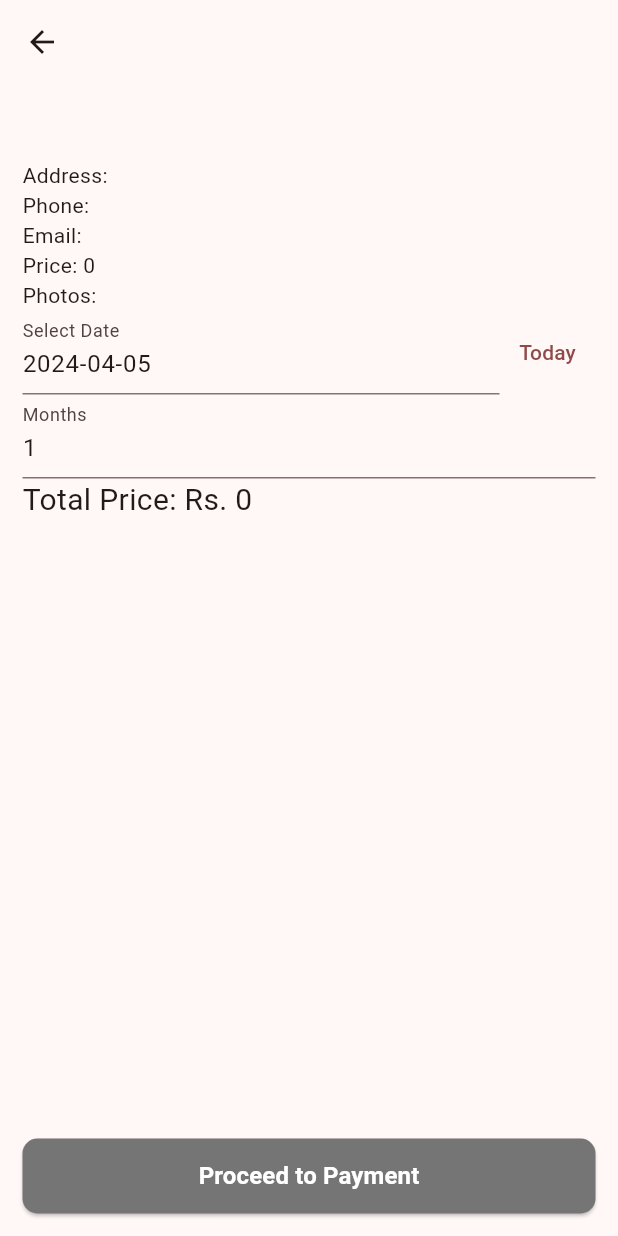
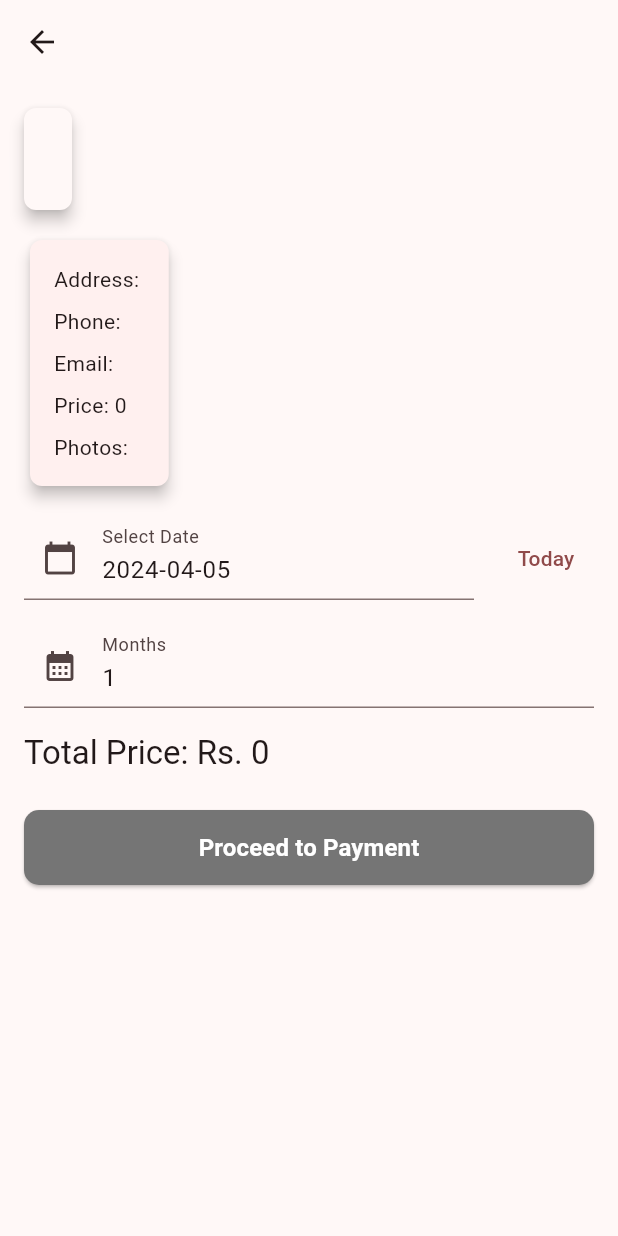
Before and after one commit to habray-99/fyp, a Flutter app: the GymDetailPage screen opened directly with empty values, on a phone screen of 412 x 824 dp. Run offline on Flutter 3.47's test engine with Material 3 defaults, Android fonts, the phone set to English and light mode, and no system bars; our stand-ins replace cached_network_image, flutter_signin_button, flutter_svg, get, get_storage, image_picker; missing offline and left inert: esewa_flutter_sdk, khalti_flutter, simple_fontellico_progress_dialog; accounts and stored records are empty; network calls fail; Roboto replaces fonts that are missing (WorkSans).

```diff
--- a/lib/views/dashboard/gym_detail_page.dart
+++ b/lib/views/dashboard/gym_detail_page.dart
@@ -1,8 +1,124 @@
+// import 'package:flutter/material.dart';
+// import 'package:fyp/controller/dashboard/gym_detail_controller.dart';
+// import 'package:fyp/views/dashboard/payments_option_page.dart';
+// import 'package:fyp/widgets/custom/custom_elevated_button.dart';
+// // import 'package:fyp/model/gyms.dart'; // Make sure to import your Gyms model
+// import 'package:get/get.dart';
+// import 'package:intl/intl.dart';
+
+// import '../../controller/dashboard/home_controller.dart';
+// import '../../model/gym_detail.dart';
+
+// class GymDetailPage extends StatelessWidget {
+//   final Gyms gym;
+
+// //   DateTime _selectedDate = DateTime.now();
+// //  int _months = 1;
+
+//   GymDetailPage({super.key, required this.gym});
+
+//   final c = Get.put(HomeScreenController());
+//   final controller = Get.put(GymDetailPageController());
+
+//   @override
+//   Widget build(BuildContext context) {
+//     return Scaffold(
+//       appBar: AppBar(
+//         title: Text(gym.gymName ?? 'Gym Details'),
+//       ),
+//       body: SafeArea(
+//         child: Padding(
+//           padding: const EdgeInsets.all(15.0),
+//           child: Column(
+//             crossAxisAlignment: CrossAxisAlignment.start,
+//             children: <Widget>[
+//               Hero(
+//                 tag: 'gym-${gym.gymId}', // Use gymId for the Hero tag
+//                 child: Text(
+//                   gym.gymName ?? 'Unknown Gym',
+//                   style: Theme.of(context).textTheme.headlineMedium,
+//                 ),
+//               ),
+//               Text('Address: ${gym.gymAddress ?? 'Address not available'}'),
+//               Text('Phone: ${gym.gymPhone ?? 'Phone not available'}'),
+//               Text('Email: ${gym.gymEmail ?? 'Email not available'}'),
+//               Text("Price: ${gym.gymPrice ?? 'Price not available'}"),
+//               // Assuming gymPhotos is a comma-separated string of URLs
+//               Text('Photos: ${gym.gymPhotos ?? 'No photos available'}'),
+//               // Text("Start from : $DateTime.now()"),
+//               // const Text("Months : 2"),
+//               Obx(
+//                 () => Row(
+//                   children: [
+//                     Expanded(
+//                       child: TextFormField(
+//                         decoration: const InputDecoration(
+//                           labelText: 'Select Date',
+//                         ),
+//                         controller: TextEditingController(
+//                             text: DateFormat('yyyy-MM-dd')
+//                                 .format(controller.selectedDate.value)),
+//                         readOnly: true,
+//                         onTap: () async {
+//                           final DateTime? picked = await showDatePicker(
+//                             context: context,
+//                             initialDate: controller.selectedDate.value,
+//                             firstDate: DateTime(2000),
+//                             lastDate: DateTime(2100),
+//                           );
+//                           if (picked != null &&
+//                               picked != controller.selectedDate.value) {
+//                             controller.selectedDate.value = picked;
+//                           }
+//                         },
+//                       ),
+//                     ),
+//                     TextButton(
+//                       onPressed: () {
+//                         controller.selectedDate.value = DateTime.now();
+//                       },
+//                       child: const Text('Today'),
+//                     ),
+//                   ],
+//                 ),
+//               ),
+//               Obx(
+//                 () => TextFormField(
+//                   decoration: const InputDecoration(
+//                     labelText: 'Months',
+//                   ),
+//                   keyboardType: TextInputType.number,
+//                   initialValue: controller.months.value.toString(),
+//                   onChanged: (value) {
+//                     controller.months.value = int.tryParse(value) ?? 1;
+//                   },
+//                 ),
+//               ),
+//               Obx(() => Text(
+//                     'Total Price: Rs. ${controller.calculateTotalPrice(gym.gymPrice ?? 0, controller.months.value)}',
+//                     style: const TextStyle(fontSize: 20),
+//                   )),
+//               const Spacer(),
+//               CustomElevatedButton(
+//                 onTap: () {
+//                   int totalCost = controller.calculateTotalPrice(
+//                       gym.gymPrice ?? 0, controller.months.value);
+//                   Get.to(() => PaymentPage(gym: gym, totalCost: totalCost));
+//                 },
+//                 title: 'Proceed to Payment',
+//               ),
+//             ],
+//           ),
+//         ),
+//       ),
+//     );
+//   }
+// }
+
 import 'package:flutter/material.dart';
 import 'package:fyp/controller/dashboard/gym_detail_controller.dart';
 import 'package:fyp/views/dashboard/payments_option_page.dart';
 import 'package:fyp/widgets/custom/custom_elevated_button.dart';
-// import 'package:fyp/model/gyms.dart'; // Make sure to import your Gyms model
 import 'package:get/get.dart';
 import 'package:intl/intl.dart';
 
@@ -11,9 +127,6 @@ import '../../model/gym_detail.dart';
 
 class GymDetailPage extends StatelessWidget {
   final Gyms gym;
-
-//   DateTime _selectedDate = DateTime.now();
-//  int _months = 1;
 
   GymDetailPage({super.key, required this.gym});
 
@@ -26,27 +139,52 @@ class GymDetailPage extends StatelessWidget {
       appBar: AppBar(
         title: Text(gym.gymName ?? 'Gym Details'),
       ),
-      body: SafeArea(
+      body: SingleChildScrollView(
         child: Padding(
-          padding: const EdgeInsets.all(15.0),
+          padding: const EdgeInsets.all(16.0),
           child: Column(
             crossAxisAlignment: CrossAxisAlignment.start,
             children: <Widget>[
               Hero(
-                tag: 'gym-${gym.gymId}', // Use gymId for the Hero tag
+                tag: 'gym-${gym.gymId}',
+                child: Material(
+                  elevation: 4.0,
+                  borderRadius: BorderRadius.circular(8.0),
+                  child: Container(
+                    padding: const EdgeInsets.all(16.0),
                     child: Text(
                       gym.gymName ?? 'Unknown Gym',
                       style: Theme.of(context).textTheme.headlineMedium,
                     ),
                   ),
-              Text('Address: ${gym.gymAddress ?? 'Address not available'}'),
+                ),
+              ),
+              const SizedBox(height: 16.0),
+              Card(
+                elevation: 4.0,
+                shape: RoundedRectangleBorder(
+                  borderRadius: BorderRadius.circular(8.0),
+                ),
+                child: Padding(
+                  padding: const EdgeInsets.all(16.0),
+                  child: Column(
+                    crossAxisAlignment: CrossAxisAlignment.start,
+                    children: [
+                      Text(
+                          'Address: ${gym.gymAddress ?? 'Address not available'}'),
+                      const SizedBox(height: 8.0),
                       Text('Phone: ${gym.gymPhone ?? 'Phone not available'}'),
+                      const SizedBox(height: 8.0),
                       Text('Email: ${gym.gymEmail ?? 'Email not available'}'),
-              Text("Price: ${gym.gymPrice ?? 'Price not available'}"),
-              // Assuming gymPhotos is a comma-separated string of URLs
+                      const SizedBox(height: 8.0),
+                      Text('Price: ${gym.gymPrice ?? 'Price not available'}'),
+                      const SizedBox(height: 8.0),
                       Text('Photos: ${gym.gymPhotos ?? 'No photos available'}'),
-              // Text("Start from : $DateTime.now()"),
-              // const Text("Months : 2"),
+                    ],
+                  ),
+                ),
+              ),
+              const SizedBox(height: 16.0),
               Obx(
                 () => Row(
                   children: [
@@ -54,6 +192,7 @@ class GymDetailPage extends StatelessWidget {
                       child: TextFormField(
                         decoration: const InputDecoration(
                           labelText: 'Select Date',
+                          prefixIcon: Icon(Icons.calendar_today),
                         ),
                         controller: TextEditingController(
                             text: DateFormat('yyyy-MM-dd')
@@ -73,6 +212,7 @@ class GymDetailPage extends StatelessWidget {
                         },
                       ),
                     ),
+                    const SizedBox(width: 16.0),
                     TextButton(
                       onPressed: () {
                         controller.selectedDate.value = DateTime.now();
@@ -82,10 +222,12 @@ class GymDetailPage extends StatelessWidget {
                   ],
                 ),
               ),
+              const SizedBox(height: 16.0),
               Obx(
                 () => TextFormField(
                   decoration: const InputDecoration(
                     labelText: 'Months',
+                    prefixIcon: Icon(Icons.calendar_month),
                   ),
                   keyboardType: TextInputType.number,
                   initialValue: controller.months.value.toString(),
@@ -94,11 +236,12 @@ class GymDetailPage extends StatelessWidget {
                   },
                 ),
               ),
+              const SizedBox(height: 16.0),
               Obx(() => Text(
                     'Total Price: Rs. ${controller.calculateTotalPrice(gym.gymPrice ?? 0, controller.months.value)}',
-                    style: const TextStyle(fontSize: 20),
+                    style: Theme.of(context).textTheme.titleLarge,
                   )),
-              const Spacer(),
+              const SizedBox(height: 24.0),
               CustomElevatedButton(
                 onTap: () {
                   int totalCost = controller.calculateTotalPrice(
@@ -107,62 +250,6 @@ class GymDetailPage extends StatelessWidget {
                 },
                 title: 'Proceed to Payment',
               ),
-
-              // CustomElevatedButton(
-              //   title: "Esewa",
-              //   onTap: () {
-              //     int totalCost = controller.calculateTotalPrice(
-              //         gym.gymPrice ?? 0, controller.months.value);
-              //     Payments eSewa = Payments();
-              //     eSewa.EsewaPayments(
-              //       gym.gymId.toString(),
-              //       gym.gymName.toString(),
-              //       totalCost.toString(), // Pass the total cost
-              //       onSuccess: () {
-              //         Get.offAll(() => HomePage());
-              //         CustomSnackBar.success(
-              //           title: "Booking",
-              //           message: "Booking is done successfully",
-              //         );
-              //       },
-              //     );
-              //   },
-              // ),
-              // CustomElevatedButton(
-              //   title: "Khalti",
-              //   onTap: () {
-              //     int totalCost = controller.calculateTotalPrice(
-              //         gym.gymPrice ?? 0, controller.months.value);
-              //     Payments khalti = Payments();
-              //     khalti.KhaltiPayments(
-              //       context,
-              //       gym.gymId.toString(),
-              //       gym.gymName.toString(),
-              //       totalCost, // Pass the total cost
-              //       onSuccess: () {
-              //         c.registerPayment(gym.gymId.toString(), DateTime.now(),
-              //             controller.months.value, totalCost);
-              //       },
-              //     );
-              //   },
-              // )
-
-              // CustomElevatedButton(
-              //     title: "Esewa",
-              //     onTap: () {
-              //       Payments eSewa = Payments();
-              //       eSewa.EsewaPayments(
-              //           gym.gymId.toString(),
-              //           gym.gymName.toString(),
-              //           gym.gymPrice.toString(), onSuccess: () {
-              //         Get.offAll(() => HomePage());
-              //         CustomSnackBar.success(
-              //             title: "Booking",
-              //             message: "Booking is done successfully");
-              //       });
-              //     }),
-
-              // Add any additional details about the gym here
             ],
           ),
         ),
```
Lines whose indentation alone changed are shown as unchanged.
